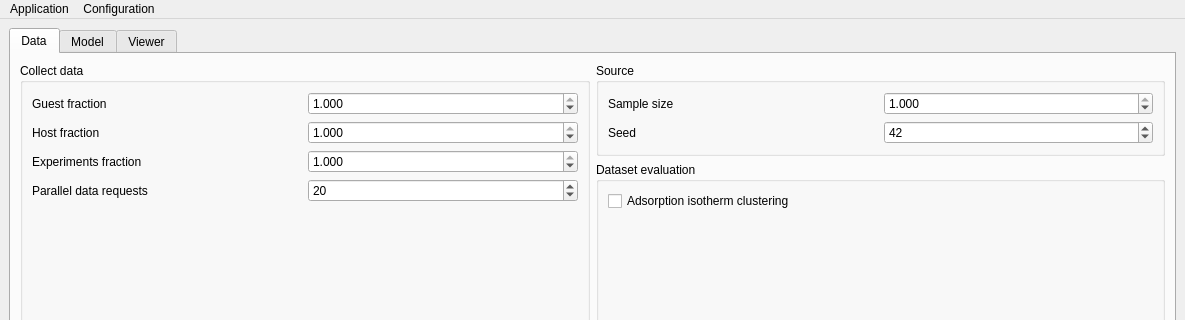
Old version of the form NISTADS/app/assets/window_layout.ui in the repository CTCycle/ADSMOD-Adsorption-Modeling; both pictures show x 0 to 1185 and y 0 to 320 of the 1185 by 903 pixel window.
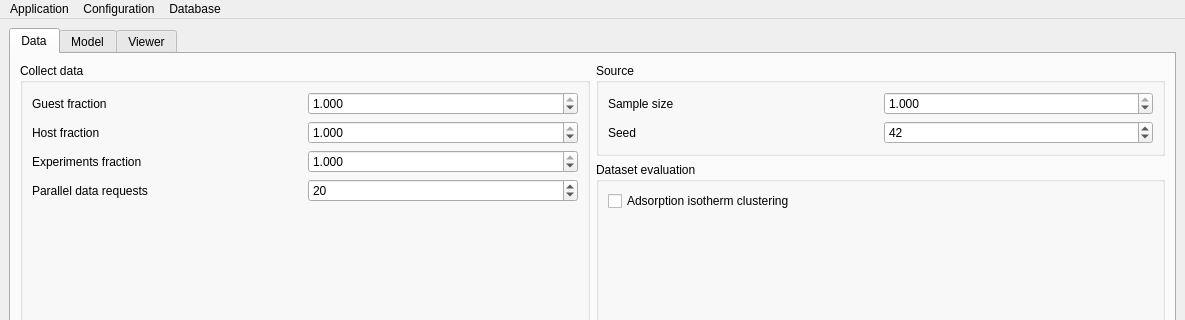
New version of the form.

Commit message: added actions to delete and export all data from database

```diff
--- a/NISTADS/app/assets/window_layout.ui
+++ b/NISTADS/app/assets/window_layout.ui
@@ -1314,8 +1314,16 @@
     </property>
     <addaction name="actionReloadApp"/>
    </widget>
+   <widget class="QMenu" name="menuDatabase">
+    <property name="title">
+     <string>Database</string>
+    </property>
+    <addaction name="actionDeleteData"/>
+    <addaction name="actionExportData"/>
+   </widget>
    <addaction name="menuApplication"/>
    <addaction name="menuConfiguration"/>
+   <addaction name="menuDatabase"/>
   </widget>
   <widget class="QStatusBar" name="statusbar"/>
   <action name="actionSaveConfig">
```
Left out of the diff: 10 changed lines with no effect on the pictures. The commit also changes 3 other files.
